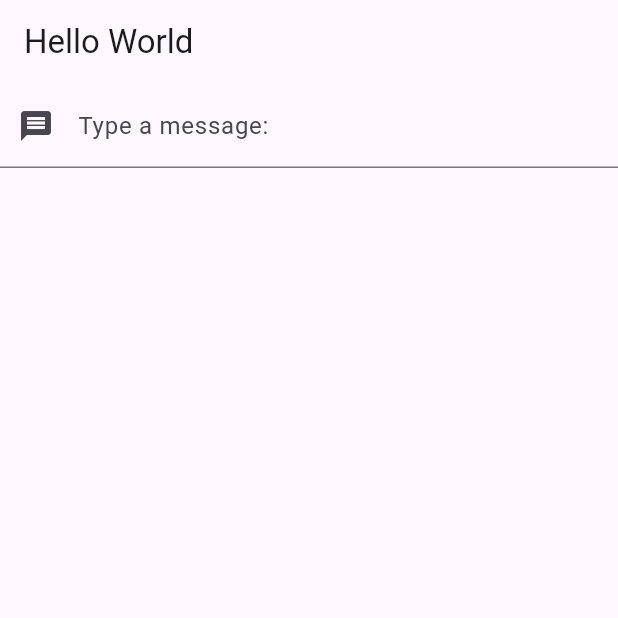
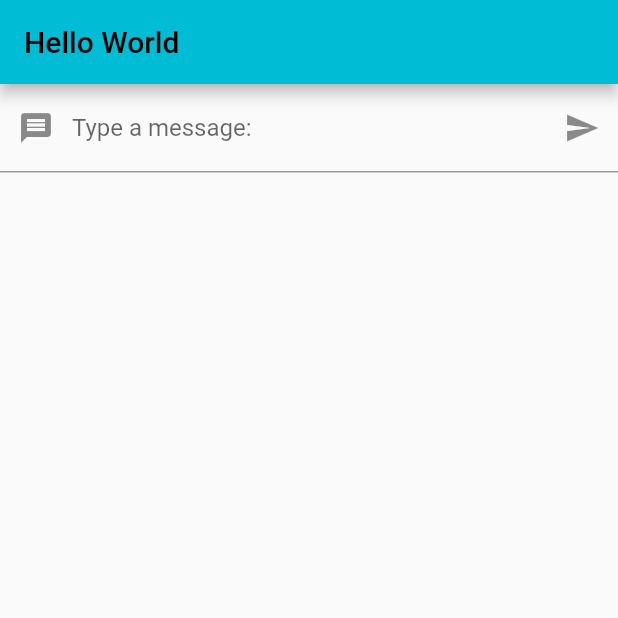
Before and after one commit to marcochu-wrk/Flutter_Test, a Flutter app: the screen it shows after launch, on a phone screen of 412 x 824 dp, the top half of it. Run offline on Flutter 3.47's test engine with Material 3 defaults, Android fonts, the phone set to English and light mode, and no system bars.

Commit message:
Created a callback that enables strings to display on button press

```diff
--- a/flutter_application_1/lib/main.dart
+++ b/flutter_application_1/lib/main.dart
@@ -13,7 +13,7 @@ class MyApp extends StatelessWidget {
       title: 'Test App',
       theme: ThemeData(
         primarySwatch: Colors.cyan,
-        useMaterial3: true,
+        useMaterial3: false,
         visualDensity: VisualDensity.adaptivePlatformDensity
       ),
       home: MyHomePage(),
@@ -21,17 +21,37 @@ class MyApp extends StatelessWidget {
   }
 }
 
-class MyHomePage extends StatelessWidget{
+class MyHomePage extends StatefulWidget {
+  const MyHomePage({super.key});
+
+  @override
+  State<MyHomePage> createState() => _MyHomePageState();
+}
+
+class _MyHomePageState extends State<MyHomePage> {
+  String text = "";
+
+  void changeText(String text){
+    this.setState(() {
+      this.text = text;
+    });
+  }
+
   @override
   Widget build(BuildContext context) {
     return Scaffold(
-      appBar: AppBar(title: Text("Hello World")),
-      body: TextInputWidget());
+      appBar: AppBar(title: Text('Hello World')),
+      body: Column(children: <Widget>[
+        TextInputWidget(this.changeText),
+        Text(this.text)]));
   }
 }
 
+
 class TextInputWidget extends StatefulWidget {
-  const TextInputWidget({super.key});
+  final Function(String) callback;
+
+  TextInputWidget(this.callback);
 
   @override
   State<TextInputWidget> createState() => _TextInputWidgetState();
@@ -39,7 +59,6 @@ class TextInputWidget extends StatefulWidget {
 
 class _TextInputWidgetState extends State<TextInputWidget> {
   final controller = TextEditingController();
-  String text = "";
 
   @override
   void dispose(){
@@ -47,23 +66,20 @@ class _TextInputWidgetState extends State<TextInputWidget> {
     controller.dispose();
   }
 
-  void changeText(text){
-    setState(() {
-      this.text = text;
-    });
-
+  void click(){
+    widget.callback(controller.text);
+    controller.clear();
   }
 
   @override
   Widget build(BuildContext context) {
-    return Column(children: <Widget> [
-      TextField(
+    return TextField(
       controller: this.controller,
-      decoration: InputDecoration(prefixIcon: Icon(Icons.message),
-      labelText: "Type a message:" ),
-      onChanged: (text) => this.changeText(text),
-      ),
-      Text(this.text)
-      ]);
+      decoration: InputDecoration(
+        prefixIcon: Icon(Icons.message),
+        labelText: "Type a message:", suffixIcon: IconButton(icon: Icon(Icons.send),
+        splashColor: Colors.orange,
+        tooltip: "Post Message",
+        onPressed: this.click )));
   }
 }
```
